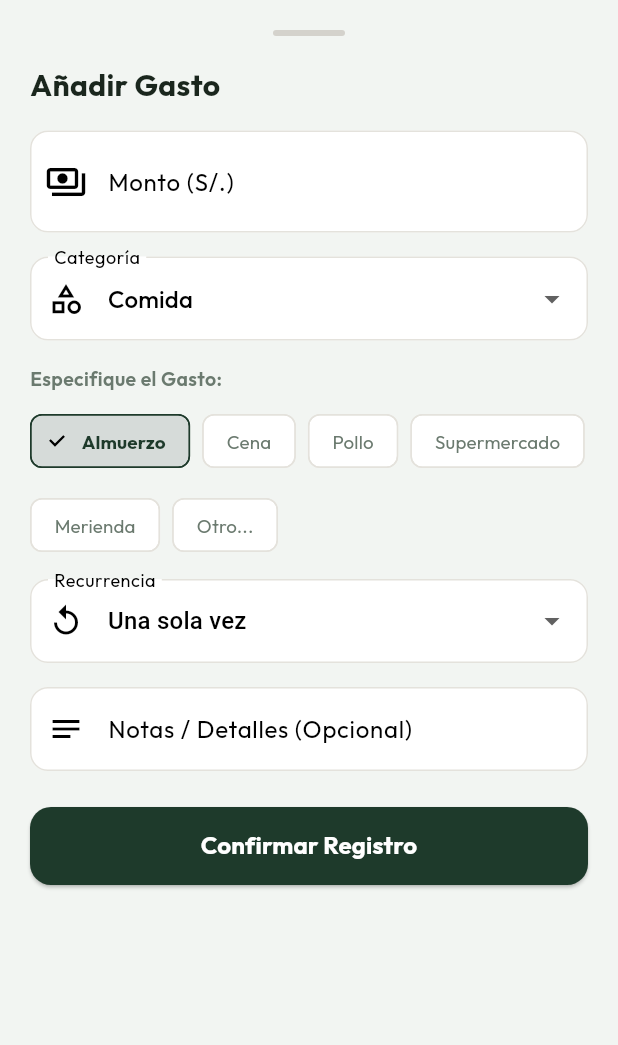
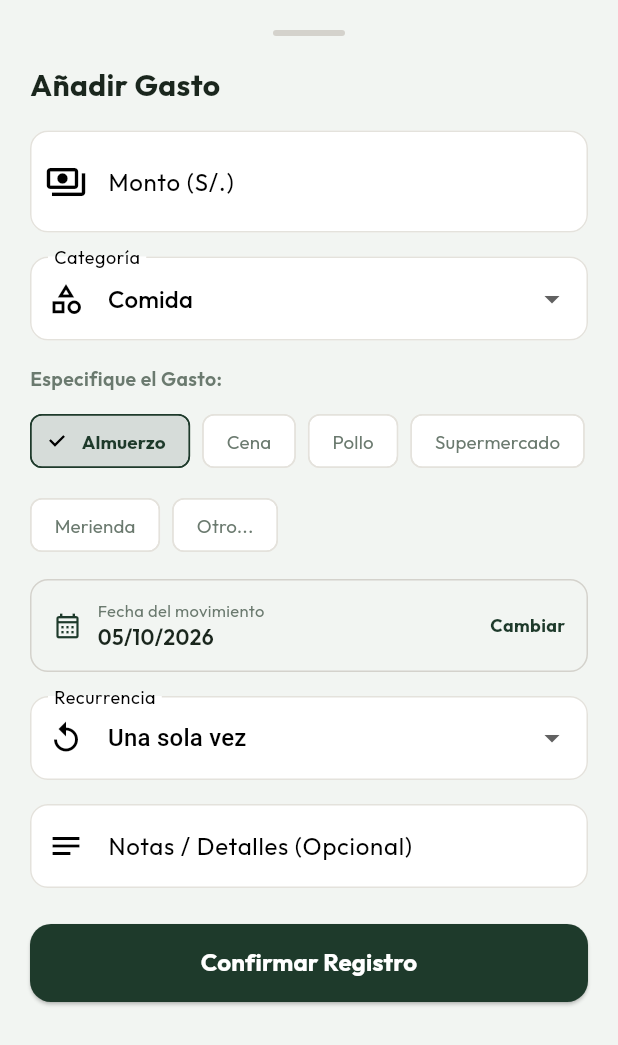
Before and after one commit to valentino0331/SalviaFinanzas, a Flutter app: the ExpenseForm widget shown alone on an empty page, opened directly, on a phone screen of 412 x 824 dp. Shown: the top 1045 px of the screen. Run offline on Flutter 3.47's test engine with Material 3 defaults, Android fonts, the light colour scheme and no system bars; our stand-ins replace fl_chart, flutter_riverpod, google_fonts, shared_preferences; accounts and stored records are empty; network calls fail.

Commit message:
feat(expenses): agregar selector de rango temporal mensual y semanal con modelo de agregacion

```diff
--- a/lib/features/expenses/presentation/expense_form.dart
+++ b/lib/features/expenses/presentation/expense_form.dart
@@ -2,6 +2,7 @@ import 'package:flutter/material.dart';
 import 'package:flutter_riverpod/flutter_riverpod.dart';
 import 'package:google_fonts/google_fonts.dart';
 import 'package:flutter/services.dart';
+import 'package:intl/intl.dart';
 import '../../../core/theme.dart';
 import '../../../core/providers.dart';
 
@@ -21,6 +22,7 @@ class _ExpenseFormState extends ConsumerState<ExpenseForm> {
   String _selectedCategory = 'Comida';
   String _selectedSubcategory = 'Almuerzo';
   String _selectedRecurrence = 'once';
+  DateTime _selectedDate = DateTime.now();
 
   final Map<String, List<String>> _predefinedSubcategories = {
     'Comida': ['Almuerzo', 'Cena', 'Pollo', 'Supermercado', 'Merienda', 'Otro...'],
@@ -53,6 +55,23 @@ class _ExpenseFormState extends ConsumerState<ExpenseForm> {
     });
   }
 
+  Future<void> _pickDate() async {
+    final picked = await showDatePicker(
+      context: context,
+      initialDate: _selectedDate,
+      firstDate: DateTime(2025, 1, 1),
+      lastDate: DateTime.now().add(const Duration(days: 365)),
+      helpText: 'Selecciona la fecha del gasto',
+      cancelText: 'Cancelar',
+      confirmText: 'Aceptar',
+    );
+    if (picked != null) {
+      setState(() {
+        _selectedDate = picked;
+      });
+    }
+  }
+
   Future<void> _submitForm() async {
     if (!_formKey.currentState!.validate()) return;
     await HapticFeedback.mediumImpact();
@@ -63,9 +82,11 @@ class _ExpenseFormState extends ConsumerState<ExpenseForm> {
         : _selectedSubcategory;
 
     if (sub.isEmpty) {
-      ScaffoldMessenger.of(context).showSnackBar(
-        const SnackBar(content: Text("Por favor especifica la subcategoría")),
-      );
+      if (mounted) {
+        ScaffoldMessenger.of(context).showSnackBar(
+          const SnackBar(content: Text("Por favor especifica la subcategoría")),
+        );
+      }
       return;
     }
 
@@ -74,6 +95,7 @@ class _ExpenseFormState extends ConsumerState<ExpenseForm> {
       _selectedCategory,
       sub,
       _descController.text.trim(),
+      date: _selectedDate.toIso8601String(),
       recurrence: _selectedRecurrence,
     );
 
@@ -157,7 +179,7 @@ class _ExpenseFormState extends ConsumerState<ExpenseForm> {
 
               // CATEGORÍA DROPDOWN
               DropdownButtonFormField<String>(
-                value: _selectedCategory,
+                initialValue: _selectedCategory,
                 decoration: const InputDecoration(
                   labelText: "Categoría",
                   prefixIcon: Icon(Icons.category_outlined),
@@ -190,7 +212,7 @@ class _ExpenseFormState extends ConsumerState<ExpenseForm> {
                   return ChoiceChip(
                     label: Text(sub, style: GoogleFonts.outfit(fontSize: 12.5)),
                     selected: isSelected,
-                    selectedColor: RusticTheme.primaryGreen.withOpacity(0.18),
+                    selectedColor: RusticTheme.primaryGreen.withValues(alpha: 0.18),
                     backgroundColor: Colors.white,
                     side: BorderSide(
                       color: isSelected ? RusticTheme.primaryGreen : const Color(0xFFE4E2DC),
@@ -227,9 +249,59 @@ class _ExpenseFormState extends ConsumerState<ExpenseForm> {
                 const SizedBox(height: 16),
               ],
 
+              // SELECTOR VISUAL DE FECHA
+              InkWell(
+                onTap: _pickDate,
+                borderRadius: BorderRadius.circular(12),
+                child: Container(
+                  padding: const EdgeInsets.symmetric(horizontal: 14, vertical: 12),
+                  decoration: BoxDecoration(
+                    border: Border.all(color: const Color(0xFFD4D2CC)),
+                    borderRadius: BorderRadius.circular(12),
+                  ),
+                  child: Row(
+                    children: [
+                      const Icon(Icons.calendar_month_outlined, color: RusticTheme.primaryGreen, size: 20),
+                      const SizedBox(width: 10),
+                      Expanded(
+                        child: Column(
+                          crossAxisAlignment: CrossAxisAlignment.start,
+                          children: [
+                            Text(
+                              "Fecha del movimiento",
+                              style: GoogleFonts.outfit(
+                                fontSize: 11,
+                                color: RusticTheme.lightText,
+                              ),
+                            ),
+                            Text(
+                              DateFormat('dd/MM/yyyy').format(_selectedDate),
+                              style: GoogleFonts.outfit(
+                                fontSize: 14,
+                                fontWeight: FontWeight.w600,
+                                color: RusticTheme.darkText,
+                              ),
+                            ),
+                          ],
+                        ),
+                      ),
+                      Text(
+                        "Cambiar",
+                        style: GoogleFonts.outfit(
+                          fontSize: 12,
+                          fontWeight: FontWeight.bold,
+                          color: RusticTheme.primaryGreen,
+                        ),
+                      ),
+                    ],
+                  ),
+                ),
+              ),
+              const SizedBox(height: 16),
+
               // RECURRENCIA DROPDOWN
               DropdownButtonFormField<String>(
-                value: _selectedRecurrence,
+                initialValue: _selectedRecurrence,
                 decoration: const InputDecoration(
                   labelText: "Recurrencia",
                   prefixIcon: Icon(Icons.replay),
```
Also changed, not shown: lib/features/expenses/domain/expense_aggregation.dart (added, +181 -0 lines).
